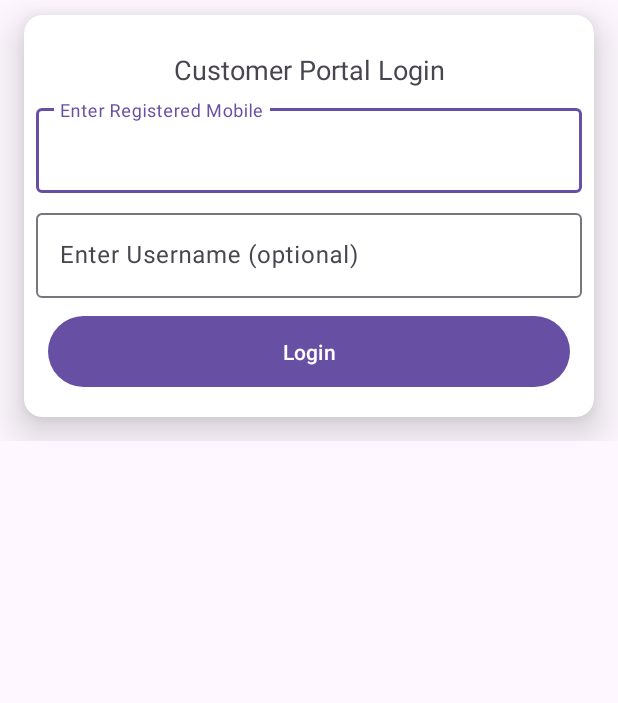
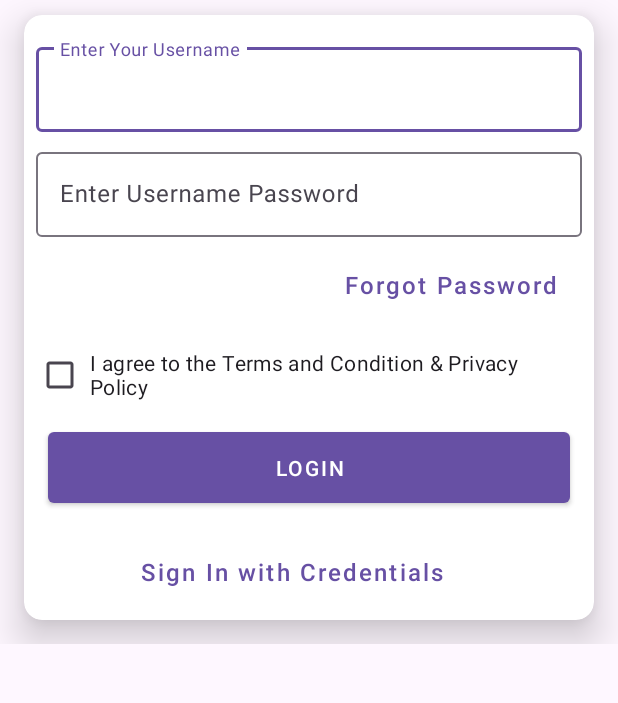
Before and after one commit to shubhamdevgupta/Astro-Help-Me, an Android app: the layout activity_auth.xml on its own in the app's theme, with its tools: preview values and no code run, on a phone screen of 412 x 824 dp, the part 242-945 px from its top. Run offline under Robolectric (Android 15) with nearby library versions, the phone set to English and light mode, and no system bars.

```diff
--- a/app/src/main/java/com/androiddev/onetouch/data/auth/AuthService.kt
+++ b/app/src/main/java/com/androiddev/onetouch/data/auth/AuthService.kt
@@ -10,10 +10,14 @@ import retrofit2.http.*
 interface AuthService {
 
     @GET("get_user_by_phone/{phone}/{status}/{isd}")
-    suspend fun appLogin(
+    suspend fun loginbymobile(
         @Path("phone") phoneNumber: String,
         @Path("status") status: String,
         @Path("isd") isd: String
     ): Response<ApiResponse>
+    @GET("get_user_by_username/{username}")
+    suspend fun loginbyusername(
+        @Path("username") userName: String,
+    ): Response<ApiResponse>
 
 }
--- a/app/src/main/java/com/androiddev/onetouch/ui/viewmodel/AuthViewModel.kt
+++ b/app/src/main/java/com/androiddev/onetouch/ui/viewmodel/AuthViewModel.kt
@@ -31,8 +31,8 @@ class AuthViewModel @Inject constructor(
             try {
                 val response = withContext(Dispatchers.IO) {
                     apiRequest {
-                        repository.appLogin(
-                            "7011740628", "", ""
+                        repository.loginbymobile(
+                            mobileNumber, "", ""
                         )
                     }
                 }
--- a/app/src/main/res/layout/activity_auth.xml
+++ b/app/src/main/res/layout/activity_auth.xml
@@ -43,13 +43,6 @@
                     android:layout_margin="8dp"
                     android:orientation="vertical">
 
-                    <TextView
-                        android:layout_width="match_parent"
-                        android:layout_height="wrap_content"
-                        android:layout_marginTop="16dp"
-                        android:text="Customer Portal Login"
-                        android:textAlignment="center"
-                        android:textSize="18sp" />
 
                     <com.google.android.material.textfield.TextInputLayout
                         style="@style/ThemeOverlay.Material3.AutoCompleteTextView.OutlinedBox"
@@ -61,7 +54,7 @@
                             android:id="@+id/etMobile"
                             android:layout_width="match_parent"
                             android:layout_height="wrap_content"
-                            android:hint="Enter Registered Mobile"
+                            android:hint="Enter Your Username"
                             android:inputType="number"
                             android:maxLength="10"
                             android:text="@={viewModel.mobileNumber}" />
@@ -78,13 +71,33 @@
                             android:id="@+id/et_uername"
                             android:layout_width="match_parent"
                             android:layout_height="wrap_content"
-                            android:hint="Enter Username (optional)"
+                            android:hint="Enter Username Password"
                             android:text="@={viewModel.userName}" />
 
                     </com.google.android.material.textfield.TextInputLayout>
 
                     <Button
+                        style="@style/Widget.MaterialComponents.Button.TextButton"
+                        android:layout_width="wrap_content"
+                        android:layout_height="wrap_content"
+                        android:layout_gravity="end"
+                        android:layout_marginTop="8dp"
+                        android:layout_marginEnd="8dp"
+                        android:text="Forgot Password"
+                        android:textAllCaps="false"
+                        android:textSize="16sp" />
+
+                    <CheckBox
+                        android:layout_width="wrap_content"
+                        android:layout_height="wrap_content"
+                        android:layout_marginTop="12dp"
+                        android:padding="4dp"
+                        android:text="I agree to the Terms and Condition &amp; Privacy Policy"
+                        android:textSize="14sp" />
+
+                    <Button
                         android:id="@+id/btnLogin"
+                        style="@style/Widget.MaterialComponents.Button"
                         android:layout_width="match_parent"
                         android:layout_height="wrap_content"
                         android:layout_margin="8dp"
@@ -92,6 +105,17 @@
                         android:onClick="@{viewModel::onLoginClick}"
                         android:padding="14dp"
                         android:text="Login" />
+
+                    <Button
+                        style="@style/Widget.MaterialComponents.Button.TextButton"
+                        android:layout_width="wrap_content"
+                        android:layout_height="wrap_content"
+                        android:layout_gravity="center"
+                        android:layout_marginTop="8dp"
+                        android:layout_marginEnd="8dp"
+                        android:text="Sign In with Credentials "
+                        android:textAllCaps="false"
+                        android:textSize="16sp" />
 
 
                 </LinearLayout>
--- /dev/null
+++ b/app/src/main/res/navigation/auth_navgraph.xml
@@ -0,0 +1,6 @@
+<?xml version="1.0" encoding="utf-8"?>
+<navigation xmlns:android="http://schemas.android.com/apk/res/android"
+    xmlns:app="http://schemas.android.com/apk/res-auto"
+    android:id="@+id/auth_navgraph">
+
+</navigation>
--- a/app/src/main/res/values/strings.xml
+++ b/app/src/main/res/values/strings.xml
@@ -55,5 +55,7 @@
         <item>Andhra  Bank</item>
 
     </string-array>
+    <!-- TODO: Remove or change this placeholder text -->
+    <string name="hello_blank_fragment">Hello blank fragment</string>
 
 </resources>
```
Also changed, not shown: app/src/main/java/com/androiddev/onetouch/data/repository/AuthRepository.kt (+3 -18 lines), app/src/main/java/com/androiddev/onetouch/ui/fragment/ForgotPassFragment.kt (added, +24 -0 lines), app/src/main/java/com/androiddev/onetouch/ui/fragment/OtpLoginFragment.kt (added, +25 -0 lines), app/src/main/java/com/androiddev/onetouch/ui/fragment/TermsConditionFragment.kt (added, +23 -0 lines), app/src/main/java/com/androiddev/onetouch/ui/fragment/UsernameLoginFragment.kt (added, +22 -0 lines), app/src/main/res/layout/fragment_forgot_pass.xml (added, +14 -0 lines), app/src/main/res/layout/fragment_otp_login.xml (added, +14 -0 lines), app/src/main/res/layout/fragment_terms_condition.xml (added, +14 -0 lines), app/src/main/res/layout/fragment_username_login.xml (added, +14 -0 lines).
